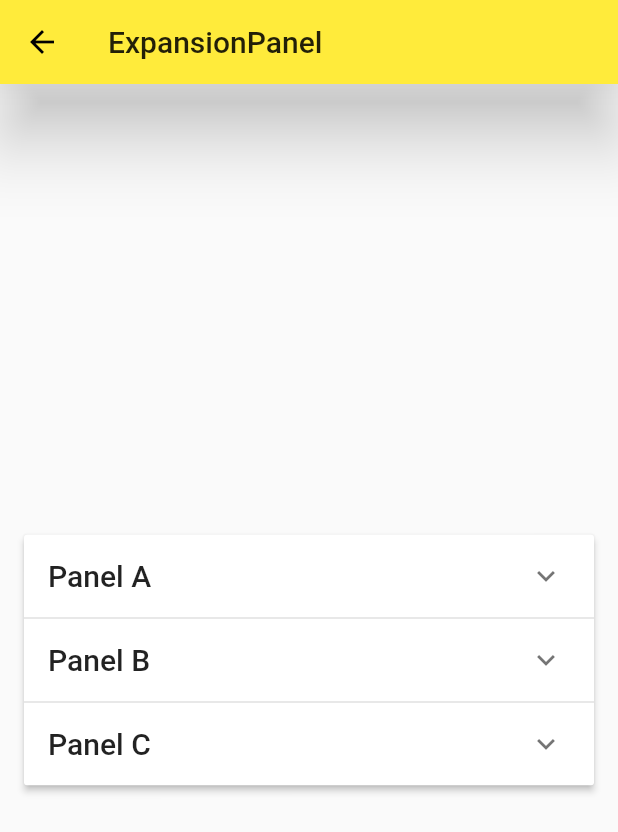
After one commit to potDevil/flutter_first_app, a Flutter app: the screen it shows after launch, after a tap on "ExpansionPanel", on a phone screen of 412 x 824 dp. The commit adds this screen. Shown: the top 832 px of the screen. Run offline on Flutter 3.47's test engine with Material 2 defaults, Android fonts, the phone set to English and light mode, and no system bars.

```diff
--- /dev/null
+++ b/lib/demo/expansion_panel_demo.dart
@@ -0,0 +1,97 @@
+///Created by fuzhi on 2019-06-12
+
+import 'package:flutter/material.dart';
+
+class ExpansionPanelItem {
+  final String headerText;
+  final Widget body;
+  bool isExpanded;
+
+  ExpansionPanelItem({this.headerText, this.body, this.isExpanded});
+}
+
+class ExpansionPanelDemo extends StatefulWidget {
+  @override
+  _ExpansionPanelDemoState createState() => _ExpansionPanelDemoState();
+}
+
+class _ExpansionPanelDemoState extends State<ExpansionPanelDemo> {
+  List<ExpansionPanelItem> _expansionPanelItem;
+
+  @override
+  void initState() {
+    super.initState();
+    _expansionPanelItem = <ExpansionPanelItem>[
+      ExpansionPanelItem(
+        headerText: 'Panel A',
+        body: Container(
+          padding: EdgeInsets.all(16.0),
+          width: double.infinity,
+          child: Text('Content for Panel A'),
+        ),
+        isExpanded: false,
+      ),
+      ExpansionPanelItem(
+        headerText: 'Panel B',
+        body: Container(
+          padding: EdgeInsets.all(16.0),
+          width: double.infinity,
+          child: Text('Content for Panel B'),
+        ),
+        isExpanded: false,
+      ),
+      ExpansionPanelItem(
+        headerText: 'Panel C',
+        body: Container(
+          padding: EdgeInsets.all(16.0),
+          width: double.infinity,
+          child: Text('Content for Panel C'),
+        ),
+        isExpanded: false,
+      ),
+    ];
+  }
+
+  @override
+  Widget build(BuildContext context) {
+    return Scaffold(
+      appBar: AppBar(
+        title: Text('ExpansionPanel'),
+        elevation: 20,
+      ),
+      body: Container(
+        padding: EdgeInsets.all(16.0),
+        child: Column(
+          mainAxisAlignment: MainAxisAlignment.center,
+          children: <Widget>[
+            ExpansionPanelList(
+              expansionCallback: (index, isExpanded) {
+                setState(() {
+                  _expansionPanelItem[index].isExpanded = !isExpanded;
+                });
+              },
+              // TODO List.map().toList() 不懂什么意思 flutter从入门到精通-12章对话框-12小节ExpansionPanel:面板列表项目
+              children: _expansionPanelItem.map(
+                (ExpansionPanelItem item) {
+                  return ExpansionPanel(
+                    isExpanded: item.isExpanded,
+                    body: item.body,
+                    headerBuilder: (context, isExpanded) {
+                      return Container(
+                        padding: EdgeInsets.all(16.0),
+                        child: Text(
+                          item.headerText,
+                          style: Theme.of(context).textTheme.title,
+                        ),
+                      );
+                    },
+                  );
+                },
+              ).toList(),
+            ),
+          ],
+        ),
+      ),
+    );
+  }
+}
--- a/lib/demo/material_components.dart
+++ b/lib/demo/material_components.dart
@@ -1,9 +1,14 @@
 ///Created by fuzhi on 2019-06-04
 
 import 'package:flutter/material.dart';
+import 'alert_dialog_demo.dart';
+import 'bottom_sheet_demo.dart';
+import 'expansion_panel_demo.dart';
+import 'simple_dialog_demo.dart';
 import 'popup_menu_button_demo.dart';
 import 'radio_demo.dart';
 import 'slider_demo.dart';
+import 'snack_bar_demo.dart';
 import 'switch_demo.dart';
 import 'button_demo.dart';
 import 'checkbox_demo.dart';
@@ -23,6 +28,28 @@ class MaterialComponents extends StatelessWidget {
       ),
       body: ListView(
         children: <Widget>[
+          ListItem(
+            // 展开或者收缩面板
+            title: 'ExpansionPanel',
+            page: ExpansionPanelDemo(),
+          ),
+          ListItem(
+            // 提示bar
+            title: 'SnackBar',
+            page: SnackBarDemo(),
+          ),
+          ListItem(
+            title: 'BottomSheet',
+            page: BottomSheetDemo(),
+          ),
+          ListItem(
+            title: 'AlertDialog',
+            page: AlertDialogDemo(),
+          ),
+          ListItem(
+            title: 'SimpleDialog',
+            page: SimpleDialogDemo(),
+          ),
           ListItem(
             title: 'DateTime',
             page: DateTimeDemo(),
--- a/lib/demo/view_demo.dart
+++ b/lib/demo/view_demo.dart
@@ -22,7 +22,6 @@ class GridViewBuilderDemo extends StatelessWidget {
 
   @override
   Widget build(BuildContext context) {
-    // TODO: implement build
     return GridView.builder(
       itemBuilder: _gridItemBuilder,
       itemCount: posts.length,
--- a/lib/study_dart/study04.dart
+++ b/lib/study_dart/study04.dart
@@ -30,6 +30,7 @@ void main() {
   map.forEach(f);
 
   var list = ["1", "2", "3"];
+  print('devil');
   print(list.asMap());
 }
 
--- a/lib/study_dart/study17_抽象类.dart
+++ b/lib/study_dart/study17_抽象类.dart
@@ -12,7 +12,6 @@ abstract class Person {
 class Student extends Person {
   @override
   void run() {
-    // TODO: implement run
     print("runing...");
   }
 }
```
Also changed, not shown: lib/demo/alert_dialog_demo.dart (added, +85 -0 lines), lib/demo/bottom_sheet_demo.dart (added, +107 -0 lines), lib/demo/button_demo.dart (+9 -9 lines), lib/demo/simple_dialog_demo.dart (added, +95 -0 lines), lib/demo/snack_bar_demo.dart (added, +53 -0 lines).
